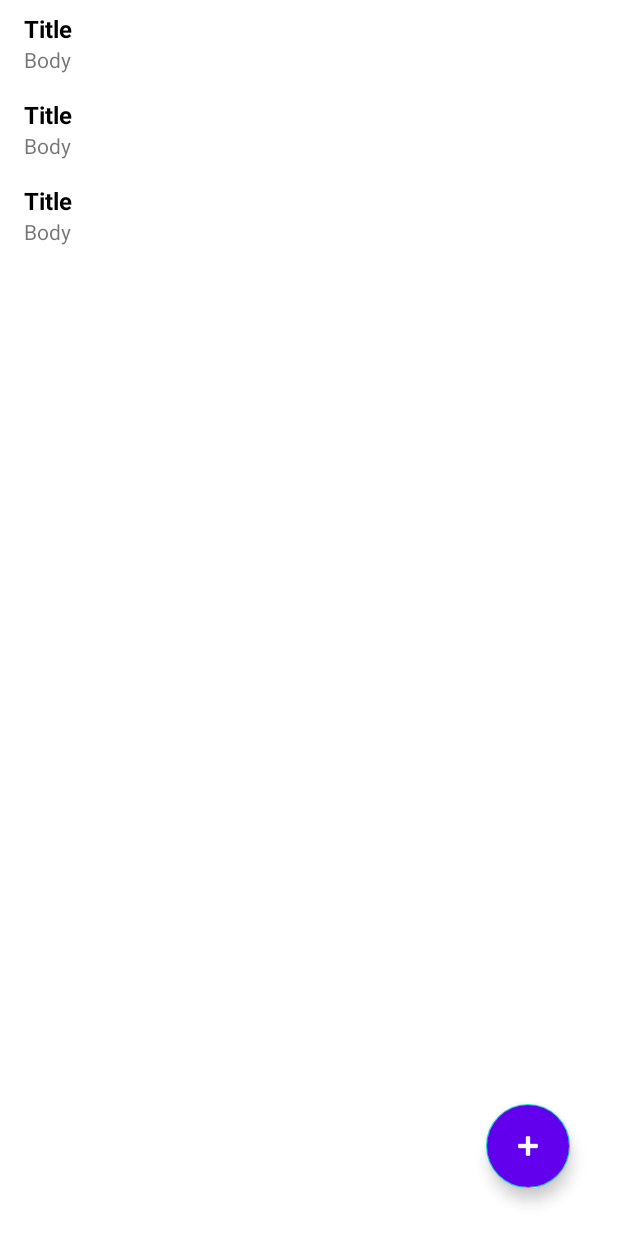
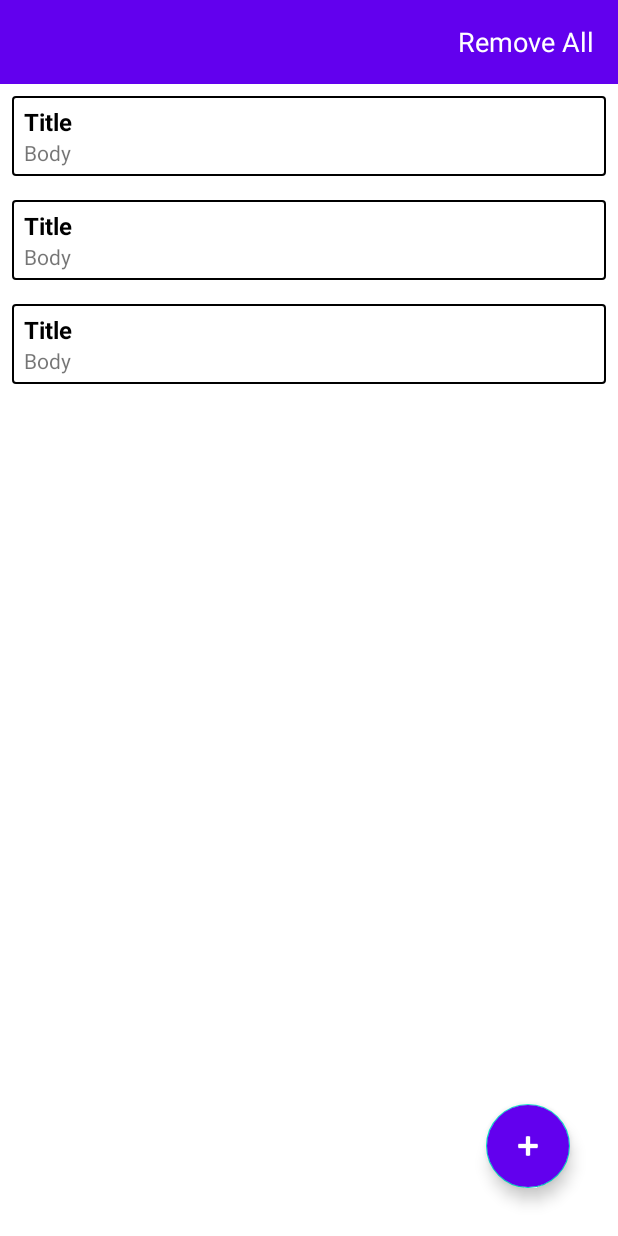
Before and after one commit to khayalsherif/NoteApp, an Android app: the layout fragment_note_list.xml on its own in the app's theme, with its tools: preview values and no code run, on a phone screen of 412 x 824 dp. Run offline under Robolectric (Android 15) with nearby library versions, the phone set to English and light mode, and no system bars.

Commit message:
add remove all feature

```diff
--- a/app/src/main/java/az/khayalsharifli/noteapp/presentation/content/addNote/AddNoteFragment.kt
+++ b/app/src/main/java/az/khayalsharifli/noteapp/presentation/content/addNote/AddNoteFragment.kt
@@ -7,6 +7,8 @@ import az.khayalsharifli.noteapp.R
 import az.khayalsharifli.noteapp.base.BaseFragment
 import az.khayalsharifli.noteapp.data.local.model.Note
 import az.khayalsharifli.noteapp.databinding.FragmentAddNoteBinding
+import az.khayalsharifli.noteapp.tools.hideKeyboard
+import az.khayalsharifli.noteapp.tools.showKeyboard
 import kotlin.reflect.KClass
 
 class AddNoteFragment : BaseFragment<FragmentAddNoteBinding, AddNoteViewModel>() {
@@ -17,16 +19,23 @@ class AddNoteFragment : BaseFragment<FragmentAddNoteBinding, AddNoteViewModel>()
         get() = AddNoteViewModel::class
 
     override val bindViews: FragmentAddNoteBinding.() -> Unit = {
+
+        // Open keyboard and focus header text
+        binding.textTitle.requestFocus()
+        showKeyboard()
+
         binding.button.setOnClickListener {
             val header = textTitle.text.toString()
             val body = textBody.text.toString()
             if (header == "" || body == "") {
                 showToast(getString(R.string.complete_error_message))
             } else {
+                hideKeyboard()
                 viewModel.insertNote(Note(title = header, body = body))
                 showToast(getString(R.string.note_saved))
             }
         }
+
         navBack.setOnClickListener {
             findNavController().popBackStack()
         }
--- a/app/src/main/java/az/khayalsharifli/noteapp/presentation/content/noteList/NoteListFragment.kt
+++ b/app/src/main/java/az/khayalsharifli/noteapp/presentation/content/noteList/NoteListFragment.kt
@@ -30,6 +30,10 @@ class NoteListFragment : BaseFragment<FragmentNoteListBinding, NoteListViewModel
             findNavController().navigate(R.id.action_noteFragment_to_addNoteFragment)
         }
 
+        binding.buttonRemoveAllNote.setOnClickListener {
+            viewModel.deleteAllNotes()
+        }
+
         lifecycleScope.launch {
             viewModel.notes.collect {
                 if (it.isEmpty()) {
--- /dev/null
+++ b/app/src/main/java/az/khayalsharifli/noteapp/tools/Keyboard.kt
@@ -0,0 +1,23 @@
+package az.khayalsharifli.noteapp.tools
+
+import androidx.core.view.WindowInsetsCompat
+import androidx.core.view.WindowInsetsControllerCompat
+import androidx.fragment.app.Fragment
+
+fun Fragment.hideKeyboard() {
+    view?.let {
+        WindowInsetsControllerCompat(
+            requireActivity().window,
+            it
+        ).hide(WindowInsetsCompat.Type.ime())
+    }
+}
+
+fun Fragment.showKeyboard() {
+    view?.let {
+        WindowInsetsControllerCompat(
+            requireActivity().window,
+            it
+        ).show(WindowInsetsCompat.Type.ime())
+    }
+}
--- a/app/src/main/java/az/khayalsharifli/noteapp/tools/Utils.kt
+++ b/app/src/main/java/az/khayalsharifli/noteapp/tools/Utils.kt
@@ -13,7 +13,3 @@ fun View.gone() {
 fun View.visible() {
     isVisible = true
 }
-
-fun View.inVisible() {
-    isInvisible = true
-}
--- a/app/src/main/res/layout/fragment_note_list.xml
+++ b/app/src/main/res/layout/fragment_note_list.xml
@@ -5,6 +5,55 @@
     android:layout_width="match_parent"
     android:layout_height="match_parent">
 
+
+    <androidx.appcompat.widget.Toolbar
+        android:id="@+id/toolbar"
+        android:layout_width="match_parent"
+        android:layout_height="wrap_content"
+        android:background="?attr/colorPrimary"
+        android:minHeight="?attr/actionBarSize"
+        android:theme="?attr/actionBarTheme"
+        app:layout_constraintEnd_toEndOf="parent"
+        app:layout_constraintStart_toStartOf="parent"
+        app:layout_constraintTop_toTopOf="parent">
+
+        <TextView
+            android:id="@+id/buttonRemoveAllNote"
+            android:layout_width="wrap_content"
+            android:layout_height="wrap_content"
+            android:layout_gravity="end"
+            android:layout_marginHorizontal="16dp"
+            android:text="@string/remove_all"
+            android:textColor="@color/white"
+            android:textSize="18sp"
+            app:layout_constraintEnd_toEndOf="parent"
+            app:layout_constraintStart_toStartOf="parent"
+            app:layout_constraintTop_toBottomOf="@+id/imageView" />
+    </androidx.appcompat.widget.Toolbar>
+
+    <androidx.recyclerview.widget.RecyclerView
+        android:id="@+id/rcView"
+        android:layout_width="match_parent"
+        android:layout_height="0dp"
+        app:layout_constraintBottom_toBottomOf="parent"
+        app:layout_constraintEnd_toEndOf="parent"
+        app:layout_constraintHorizontal_bias="0.0"
+        app:layout_constraintStart_toStartOf="parent"
+        app:layout_constraintTop_toBottomOf="@+id/toolbar"
+        tools:listitem="@layout/item_note" />
+
+    <com.google.android.material.floatingactionbutton.FloatingActionButton
+        android:id="@+id/buttonAdd"
+        android:layout_width="wrap_content"
+        android:layout_height="wrap_content"
+        android:layout_marginEnd="32dp"
+        android:layout_marginBottom="32dp"
+        android:backgroundTint="@color/purple_500"
+        android:clickable="true"
+        app:layout_constraintBottom_toBottomOf="parent"
+        app:layout_constraintEnd_toEndOf="parent"
+        app:srcCompat="@android:drawable/ic_input_add"
+        app:tint="@color/white" />
 
     <LinearLayout
         android:id="@+id/layoutEmptyFolder"
@@ -45,27 +94,4 @@
 
 
     </LinearLayout>
-
-    <androidx.recyclerview.widget.RecyclerView
-        android:id="@+id/rcView"
-        android:layout_width="match_parent"
-        android:layout_height="match_parent"
-        app:layout_constraintBottom_toBottomOf="parent"
-        app:layout_constraintEnd_toEndOf="parent"
-        app:layout_constraintStart_toStartOf="parent"
-        app:layout_constraintTop_toTopOf="parent"
-        tools:listitem="@layout/item_note" />
-
-    <com.google.android.material.floatingactionbutton.FloatingActionButton
-        android:id="@+id/buttonAdd"
-        android:layout_width="wrap_content"
-        android:layout_height="wrap_content"
-        android:layout_marginEnd="32dp"
-        android:layout_marginBottom="32dp"
-        android:backgroundTint="@color/purple_500"
-        android:clickable="true"
-        app:layout_constraintBottom_toBottomOf="parent"
-        app:layout_constraintEnd_toEndOf="parent"
-        app:srcCompat="@android:drawable/ic_input_add"
-        app:tint="@color/white" />
 </androidx.constraintlayout.widget.ConstraintLayout>
--- a/app/src/main/res/layout/item_note.xml
+++ b/app/src/main/res/layout/item_note.xml
@@ -3,14 +3,18 @@
     xmlns:tools="http://schemas.android.com/tools"
     android:layout_width="match_parent"
     android:layout_height="wrap_content"
+    android:layout_marginHorizontal="8dp"
     android:layout_marginVertical="8dp"
+    android:background="@drawable/shape_edit_text"
     android:orientation="vertical"
-    android:paddingHorizontal="16dp">
+    android:paddingHorizontal="8dp"
+    android:paddingVertical="6dp">
 
     <TextView
         android:id="@+id/textTitle"
         android:layout_width="wrap_content"
         android:layout_height="wrap_content"
+        android:ellipsize="end"
         android:textColor="@color/black"
         android:textSize="16sp"
         android:textStyle="bold"
@@ -22,6 +26,8 @@
         android:id="@+id/textBody"
         android:layout_width="wrap_content"
         android:layout_height="wrap_content"
+        android:maxLength="250"
+        android:ellipsize="end"
         tools:layout_editor_absoluteX="25dp"
         tools:layout_editor_absoluteY="23dp"
         tools:text="@string/body" />
--- a/app/src/main/res/values/strings.xml
+++ b/app/src/main/res/values/strings.xml
@@ -7,5 +7,5 @@
     <string name="body">Body</string>
     <string name="save">Save</string>
     <string name="empty_folder">Empty folder</string>
-
+    <string name="remove_all">Remove All</string>
 </resources>
```
